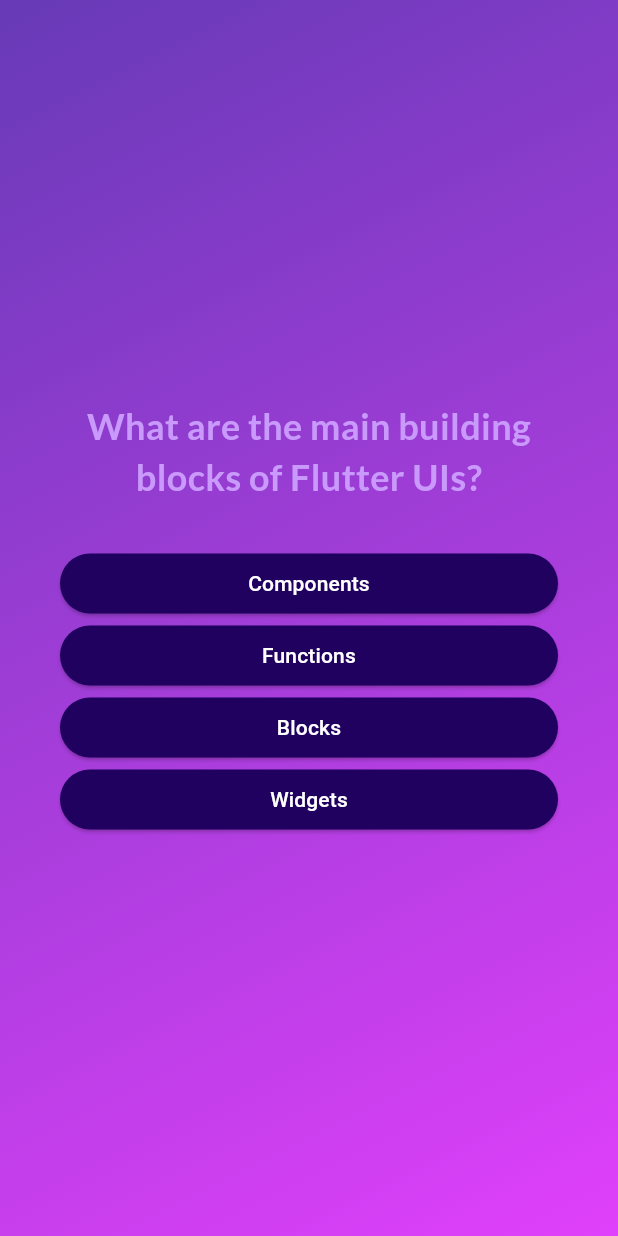
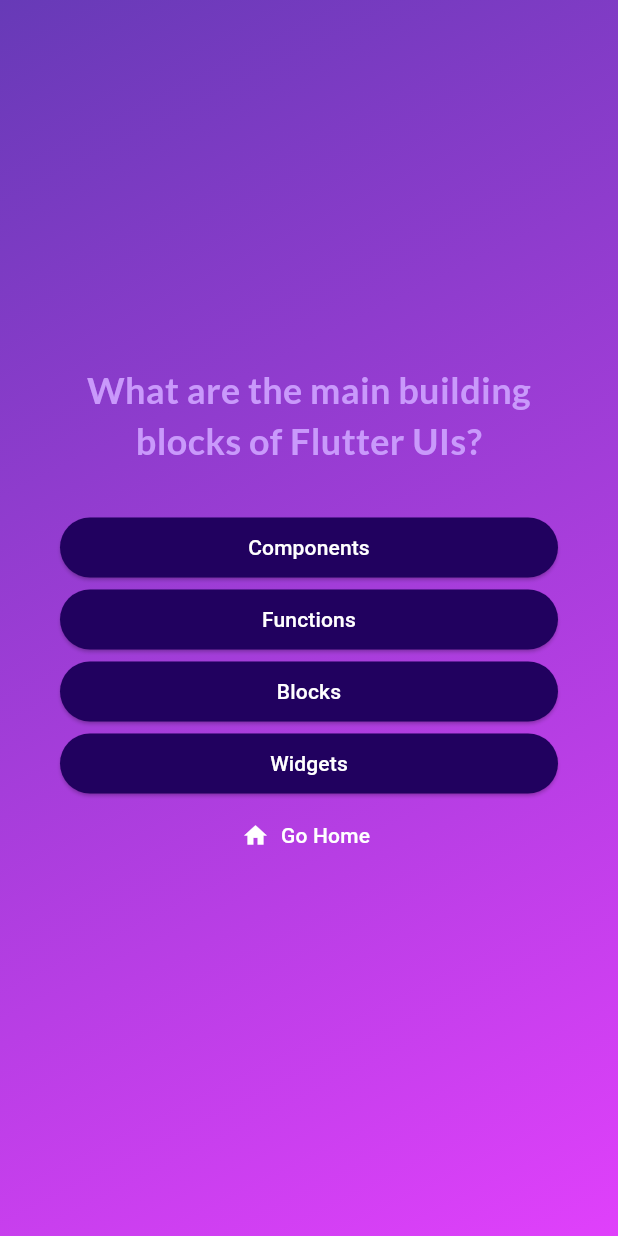
Before and after one commit to yaroslavsolokha/quiz, a Flutter app: the screen it shows after launch, after a tap on "Start Quiz", on a phone screen of 412 x 824 dp. Run offline on Flutter 3.47's test engine with Material 3 defaults, Android fonts, the phone set to English and light mode, and no system bars; our stand-ins replace google_fonts.

Commit message:
add go home button

```diff
--- a/lib/questions_screen.dart
+++ b/lib/questions_screen.dart
@@ -4,9 +4,14 @@ import 'package:quiz/answer_button.dart';
 import 'package:quiz/data/questions.dart';
 
 class QuestionsScreen extends StatefulWidget {
-  const QuestionsScreen({super.key, required this.onSelectAnswer});
+  const QuestionsScreen({
+    super.key,
+    required this.onSelectAnswer,
+    required this.onHome,
+  });
 
   final void Function(String answer) onSelectAnswer;
+  final void Function() onHome;
 
   @override
   State<QuestionsScreen> createState() {
@@ -57,6 +62,14 @@ class _QueztionsState extends State<QuestionsScreen> {
                 },
               );
             }),
+            TextButton.icon(
+              onPressed: widget.onHome,
+              style: TextButton.styleFrom(
+                foregroundColor: Colors.white,
+              ),
+              icon: const Icon(Icons.home),
+              label: const Text('Go Home'),
+            )
           ],
         ),
       ),
--- a/lib/quiz.dart
+++ b/lib/quiz.dart
@@ -52,7 +52,10 @@ class _QuizState extends State<Quiz> {
     Widget screenWidget = StartScreen(switchScreen);
 
     if (activeScreen == 'questions-screen') {
-      screenWidget = QuestionsScreen(onSelectAnswer: chooseAnswer);
+      screenWidget = QuestionsScreen(
+        onSelectAnswer: chooseAnswer,
+        onHome: homePage,
+      );
     }
 
     if (activeScreen == 'results-screen') {
--- a/lib/results_screen.dart
+++ b/lib/results_screen.dart
@@ -71,7 +71,7 @@ class ResultsScreen extends StatelessWidget {
               label: const Text('Restart Quiz'),
             ),
             TextButton.icon(
-              onPressed: onRestart, //todo finish it
+              onPressed: onHome,
               style: TextButton.styleFrom(
                 foregroundColor: Colors.white,
               ),
```
